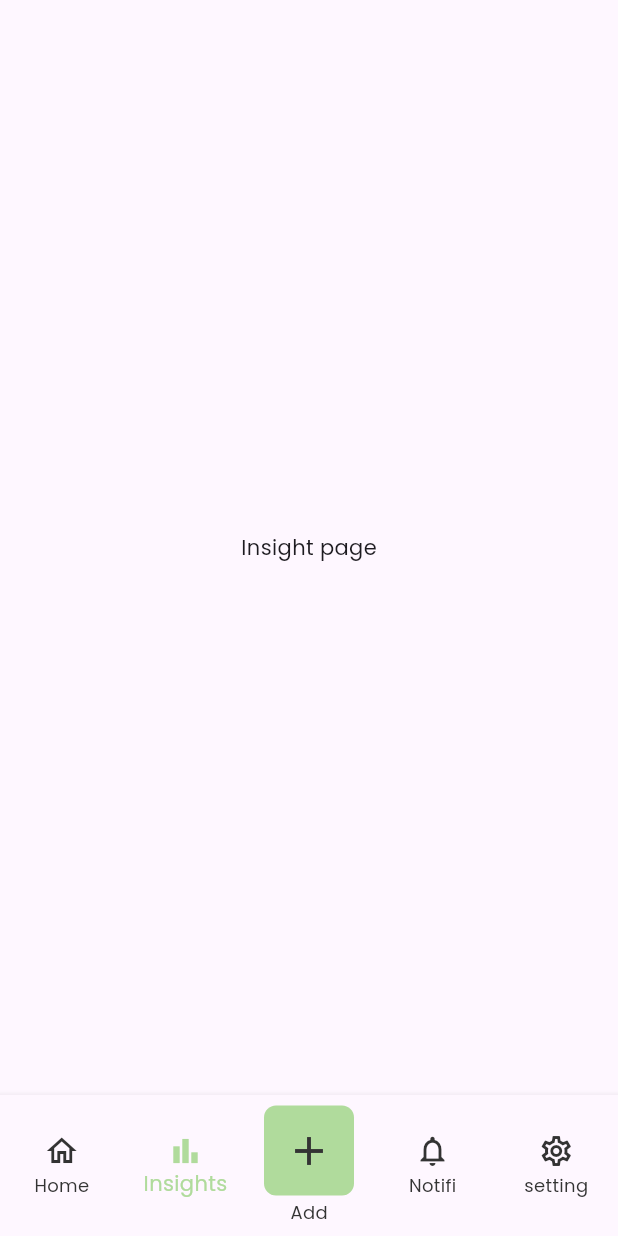
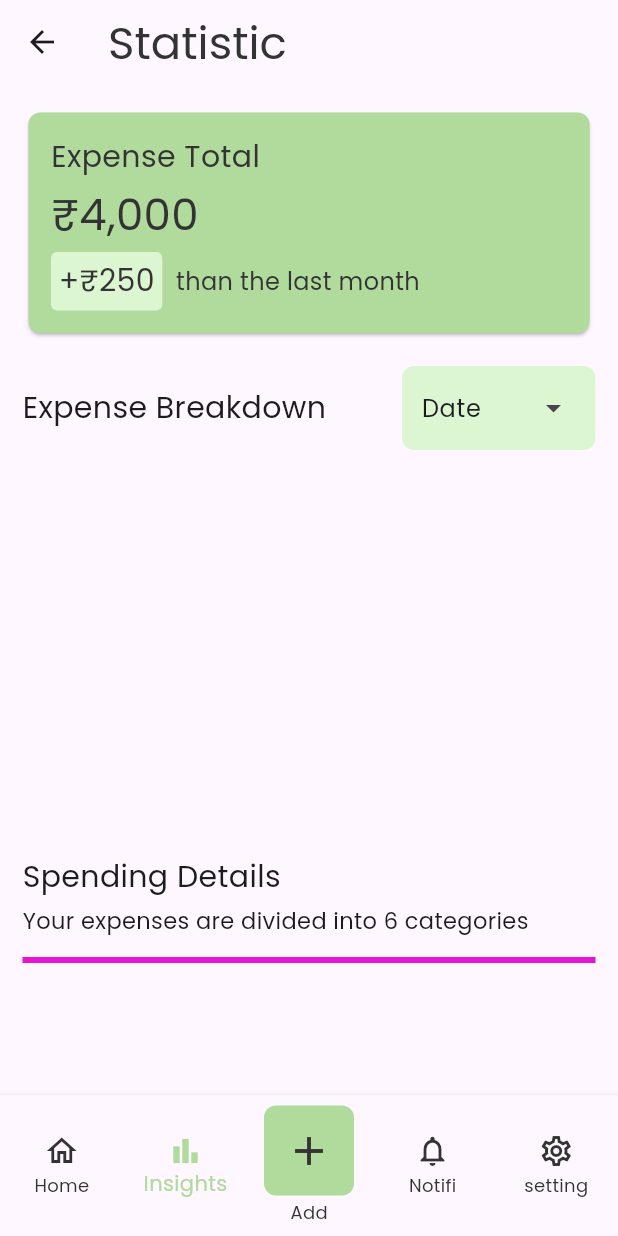
Before and after one commit to bharat-io/expense-tracker-app, a Flutter app: the HomeScreen screen opened by its route, item 2 of the bottom bar chosen, on a phone screen of 412 x 824 dp. Run offline on Flutter 3.47's test engine with Material 3 defaults, Android fonts, the phone set to English and light mode, and no system bars; drawn by our look-alikes of fl_chart; our stand-ins replace flutter_bloc, shared_preferences, sqflite; accounts and stored records are empty.

Commit message:
graph implemented

```diff
--- a/lib/ui/screens/expense_screen.dart
+++ b/lib/ui/screens/expense_screen.dart
@@ -16,6 +16,8 @@ class ExpenseScreen extends StatefulWidget {
 
 class _ExpenseScreenState extends State<ExpenseScreen> {
   String? userName;
+  final List<String> dropDownItems = ["Date", "Month", "Year", "Category"];
+  String selectedValue = "Date"; // Must match one of the items
   @override
   void initState() {
     super.initState();
@@ -68,6 +70,10 @@ class _ExpenseScreenState extends State<ExpenseScreen> {
                           ),
                           Spacer(),
                           AppDropdown(
+                            initialSelection: selectedValue,
+                            dropdownMenuEntries: dropDownItems.map((e) {
+                              return DropdownMenuEntry(value: e, label: e);
+                            }).toList(),
                             onSelected: (value) {
                               int filterType;
 
@@ -80,6 +86,7 @@ class _ExpenseScreenState extends State<ExpenseScreen> {
                               } else {
                                 filterType = 4;
                               }
+
                               context.read<ExpenseBloc>().add(
                                   FetchExpenseEvent(filterType: filterType));
                             },
--- a/lib/ui/screens/home_screen.dart
+++ b/lib/ui/screens/home_screen.dart
@@ -1,6 +1,7 @@
 import 'package:flutter/material.dart';
 import 'package:trackmint/ui/screens/add_expense_screen.dart';
 import 'package:trackmint/ui/screens/expense_screen.dart';
+import 'package:trackmint/ui/screens/insight_screen.dart';
 import 'package:trackmint/ui/screens/setting_screen.dart';
 
 class HomeScreen extends StatefulWidget {
@@ -14,9 +15,7 @@ class _HomeScreenState extends State<HomeScreen> {
   int selectedIndex = 0;
   List<Widget> pages = [
     ExpenseScreen(),
-    Center(
-      child: Text("Insight page"),
-    ),
+    InsightScreen(),
     AddExpenseScreen(),
     Center(
       child: Text("Notification page"),
--- a/lib/ui/screens/insight_screen.dart
+++ b/lib/ui/screens/insight_screen.dart
@@ -1,141 +1,247 @@
-// import 'package:flutter/material.dart';
-// import 'package:flutter/widgets.dart';
-// import 'package:trackmint/ui/widgets/app_dropdown.dart';
+import 'package:fl_chart/fl_chart.dart';
+import 'package:flutter/material.dart';
+import 'package:flutter/widgets.dart';
+import 'package:flutter_bloc/flutter_bloc.dart';
+import 'package:trackmint/bloc/expense_bloc/expense_bloc.dart';
+import 'package:trackmint/bloc/expense_bloc/expense_event.dart';
+import 'package:trackmint/bloc/expense_bloc/expense_state.dart';
+import 'package:trackmint/data/model/filtered_expense_model.dart';
+import 'package:trackmint/ui/widgets/app_dropdown.dart';
+import 'package:trackmint/ui/widgets/app_snackbar.dart';
 
-// class InsightScreen extends StatefulWidget {
-//   const InsightScreen({super.key});
+class InsightScreen extends StatefulWidget {
+  const InsightScreen({super.key});
 
-//   @override
-//   State<InsightScreen> createState() => _InsightScreenState();
-// }
+  @override
+  State<InsightScreen> createState() => _InsightScreenState();
+}
 
-// class _InsightScreenState extends State<InsightScreen> {
-//   @override
-//   Widget build(BuildContext context) {
-//     return Scaffold(
-//       appBar: AppBar(
-//         title: Row(
-//           children: [
-//             Text(
-//               "Statistic",
-//               style: TextStyle(
-//                   fontSize: 30,
-//                   fontWeight: FontWeight.w400,
-//                   color: Color(0xFF333333)),
-//             ),
-//             Spacer(),
-//             AppDropdown(),
-//           ],
-//         ),
-//       ),
-//       body: Padding(
-//         padding: const EdgeInsets.all(15.0),
-//         child: Column(
-//           crossAxisAlignment: CrossAxisAlignment.start,
-//           children: [
-//             _buildTotalExpenseCard(totalExpenseAmount: "4,000"),
-//             SizedBox(
-//               height: 18,
-//             ),
-//             Row(
-//               children: [
-//                 Text(
-//                   "Expense Breakdown",
-//                   style: TextStyle(fontSize: 20),
-//                 ),
-//                 Spacer(),
-//                 AppDropdown()
-//               ],
-//             ),
-//             SizedBox(
-//               height: 250,
-//             ),
-//             Text(
-//               "Spending Details",
-//               style: TextStyle(fontSize: 20),
-//             ),
-//             SizedBox(
-//               height: 4,
-//             ),
-//             Text(
-//               "Your expenses are divided into 6 categories",
-//               style: TextStyle(fontSize: 15),
-//             ),
-//             SizedBox(
-//               height: 8,
-//             ),
-//             Divider(
-//               color: const Color.fromARGB(255, 230, 18, 212),
-//               thickness: 4,
-//             )
-//             GridView.builder(gridDelegate: gridDelegate, itemBuilder: itemBuilder)
-//           ],
-//         ),
-//       ),
-//     );
-//   }
-// }
+class _InsightScreenState extends State<InsightScreen> {
+  final List<String> dropDownItems = ["Date", "Month", "Year", "Category"];
+  String selectedValue = "Date";
+  int filterType = 1;
 
-// Widget _buildTotalExpenseCard({required String totalExpenseAmount}) {
-//   return Stack(
-//     children: [
-//       Card(
-//         shape: RoundedRectangleBorder(borderRadius: BorderRadius.circular(8)),
-//         color: Color(0xFFB0DB9C),
-//         child: Padding(
-//           padding: const EdgeInsets.all(15.0),
-//           child: Row(
-//             children: [
-//               Column(
-//                 crossAxisAlignment: CrossAxisAlignment.start,
-//                 children: [
-//                   Text(
-//                     "Expense Total",
-//                     style: TextStyle(
-//                         fontSize: 20,
-//                         fontWeight: FontWeight.w200,
-//                         color: Color(0xFF333333)),
-//                     // color: Color(0xFF333333)
-//                     // Color(0xFF2F5D50)
-//                   ),
-//                   SizedBox(
-//                     height: 3,
-//                   ),
-//                   Text('₹$totalExpenseAmount',
-//                       style: TextStyle(
-//                           fontWeight: FontWeight.w100,
-//                           fontSize: 29,
-//                           color: Color(0xFF333333))),
-//                   SizedBox(
-//                     height: 5,
-//                   ),
-//                   Row(
-//                     children: [
-//                       Container(
-//                           padding: EdgeInsets.all(5),
-//                           decoration: BoxDecoration(
-//                               color: Color(0xFFDDF6D2),
-//                               borderRadius: BorderRadius.circular(4)),
-//                           child: Text(
-//                             "+₹250",
-//                             style: TextStyle(
-//                                 fontSize: 20, color: Color(0xFF333333)),
-//                           )),
-//                       Text("  than the last month",
-//                           style: TextStyle(
-//                               fontSize: 16, color: Color(0xFF333333))),
-//                     ],
-//                   )
-//                 ],
-//               )
-//             ],
-//           ),
-//         ),
-//       ),
-//       // Positioned(
-//       //     top: 20,
-//       //     right: -14,
-//       //     child: Image.asset("assets/images/graph.png", height: 122))
-//     ],
-//   );
-// }
+  @override
+  Widget build(BuildContext context) {
+    return Scaffold(
+      appBar: AppBar(
+        title: Row(
+          children: [
+            Text(
+              "Statistic",
+              style: TextStyle(
+                  fontSize: 30,
+                  fontWeight: FontWeight.w400,
+                  color: Color(0xFF333333)),
+            ),
+            Spacer(),
+          ],
+        ),
+      ),
+      body: Padding(
+        padding: const EdgeInsets.all(15.0),
+        child: Column(
+          crossAxisAlignment: CrossAxisAlignment.start,
+          children: [
+            _buildTotalExpenseCard(totalExpenseAmount: "4,000"),
+            SizedBox(
+              height: 18,
+            ),
+            Row(
+              children: [
+                Text(
+                  "Expense Breakdown",
+                  style: TextStyle(fontSize: 20),
+                ),
+                Spacer(),
+                AppDropdown(
+                  initialSelection: selectedValue,
+                  dropdownMenuEntries: dropDownItems.map((e) {
+                    return DropdownMenuEntry(value: e, label: e);
+                  }).toList(),
+                  onSelected: (value) {
+                    selectedValue = value!;
+                    if (value == "Date") {
+                      filterType = 1;
+                    } else if (value == "Month") {
+                      filterType = 2;
+                    } else if (value == "Year") {
+                      filterType = 3;
+                    } else {
+                      filterType = 4;
+                    }
+
+                    context
+                        .read<ExpenseBloc>()
+                        .add(FetchExpenseEvent(filterType: filterType));
+                  },
+                )
+              ],
+            ),
+            SizedBox(
+              height: 10,
+            ),
+            BlocBuilder<ExpenseBloc, ExpenseState>(builder: (context, state) {
+              if (state is LoadingExpenseState) {
+                return Center(
+                  child: CircularProgressIndicator(),
+                );
+              }
+              if (state is LoadFaildState) {
+                AppSnackbar.showSnackBar(context,
+                    contentText: state.errorMessage);
+              }
+              if (state is LoadedExpenseState) {
+                List<FilteredExpenseModel> allExpenses = state.expenseModel;
+                if (selectedValue == "Date") {
+                  List<PieChartSectionData> allPieExpenseData = [];
+                  for (int i = 0; i < allExpenses.length; i++) {
+                    allPieExpenseData.add(PieChartSectionData(
+                        color: Colors.primaries[i % Colors.primaries.length],
+                        value: allExpenses[i].totalAmount < 0
+                            ? allExpenses[i].totalAmount * -1.0
+                            : allExpenses[i].totalAmount.toDouble()));
+                  }
+                  return SizedBox(
+                    height: 250,
+                    child: PieChart(
+                      PieChartData(sections: allPieExpenseData),
+                    ),
+                  );
+                } else {
+                  List<BarChartGroupData> expenseBarData = [];
+                  print(allExpenses);
+                  for (int i = 0; i < allExpenses.length; i++) {
+                    expenseBarData.add(
+                      BarChartGroupData(x: i, barRods: [
+                        _barRoadUi(
+                            toY: allExpenses[i].totalAmount < 0
+                                ? allExpenses[i].totalAmount * -1.0
+                                : allExpenses[i].totalAmount.toDouble())
+                      ]),
+                    );
+                  }
+
+                  return SizedBox(
+                    height: 250,
+                    width: double.infinity,
+                    child: BarChart(
+                      BarChartData(
+                          titlesData: FlTitlesData(
+                            bottomTitles: AxisTitles(
+                              sideTitles: SideTitles(
+                                showTitles: true,
+                                getTitlesWidget: (value, meta) {
+                                  return Text(allExpenses[value.toInt()].title);
+                                },
+                              ),
+                            ),
+                          ),
+                          barGroups: expenseBarData),
+                    ),
+                  );
+                }
+              }
+              return Container();
+            }),
+            SizedBox(
+              height: 10,
+            ),
+            Text(
+              "Spending Details",
+              style: TextStyle(fontSize: 20),
+            ),
+            SizedBox(
+              height: 4,
+            ),
+            Text(
+              "Your expenses are divided into 6 categories",
+              style: TextStyle(fontSize: 15),
+            ),
+            SizedBox(
+              height: 8,
+            ),
+            Divider(
+              color: const Color.fromARGB(255, 230, 18, 212),
+              thickness: 4,
+            )
+            // GridView.builder(gridDelegate: gridDelegate, itemBuilder: itemBuilder)
+          ],
+        ),
+      ),
+    );
+  }
+}
+
+BarChartRodData _barRoadUi({required double toY}) {
+  return BarChartRodData(
+    toY: toY,
+    width: 30,
+    borderRadius: BorderRadius.only(
+        topLeft: Radius.circular(6), topRight: Radius.circular(6)),
+  );
+}
+
+Widget _buildTotalExpenseCard({required String totalExpenseAmount}) {
+  return Stack(
+    children: [
+      Card(
+        shape: RoundedRectangleBorder(borderRadius: BorderRadius.circular(8)),
+        color: Color(0xFFB0DB9C),
+        child: Padding(
+          padding: const EdgeInsets.all(15.0),
+          child: Row(
+            children: [
+              Column(
+                crossAxisAlignment: CrossAxisAlignment.start,
+                children: [
+                  Text(
+                    "Expense Total",
+                    style: TextStyle(
+                        fontSize: 20,
+                        fontWeight: FontWeight.w200,
+                        color: Color(0xFF333333)),
+                    // color: Color(0xFF333333)
+                    // Color(0xFF2F5D50)
+                  ),
+                  SizedBox(
+                    height: 3,
+                  ),
+                  Text('₹$totalExpenseAmount',
+                      style: TextStyle(
+                          fontWeight: FontWeight.w100,
+                          fontSize: 29,
+                          color: Color(0xFF333333))),
+                  SizedBox(
+                    height: 5,
+                  ),
+                  Row(
+                    children: [
+                      Container(
+                          padding: EdgeInsets.all(5),
+                          decoration: BoxDecoration(
+                              color: Color(0xFFDDF6D2),
+                              borderRadius: BorderRadius.circular(4)),
+                          child: Text(
+                            "+₹250",
+                            style: TextStyle(
+                                fontSize: 20, color: Color(0xFF333333)),
+                          )),
+                      Text("  than the last month",
+                          style: TextStyle(
+                              fontSize: 16, color: Color(0xFF333333))),
+                    ],
+                  )
+                ],
+              )
+            ],
+          ),
+        ),
+      ),
+      // Positioned(
+      //     top: 20,
+      //     right: -14,
+      //     child: Image.asset("assets/images/graph.png", height: 122))
+    ],
+  );
+}
--- a/lib/ui/widgets/app_dropdown.dart
+++ b/lib/ui/widgets/app_dropdown.dart
@@ -1,23 +1,26 @@
 import 'package:flutter/material.dart';
 
 class AppDropdown extends StatefulWidget {
-  const AppDropdown({super.key, required this.onSelected});
+  const AppDropdown(
+      {super.key,
+      required this.onSelected,
+      required this.dropdownMenuEntries,
+      required this.initialSelection});
 
   final ValueChanged<String?> onSelected;
+  final String initialSelection;
+  final List<DropdownMenuEntry<String>> dropdownMenuEntries;
 
   @override
   State<AppDropdown> createState() => _AppDropdownState();
 }
 
 class _AppDropdownState extends State<AppDropdown> {
-  final List<String> dropDownItems = ["Date", "Month", "Year", "Category"];
-  String selectedValue = "Date"; // Must match one of the items
-
   @override
   Widget build(BuildContext context) {
     return DropdownMenu<String>(
         width: 129,
-      initialSelection: selectedValue,
+        initialSelection: widget.initialSelection,
         onSelected: widget.onSelected,
         inputDecorationTheme: InputDecorationTheme(
           contentPadding: EdgeInsets.only(left: 9),
@@ -28,9 +31,6 @@ class _AppDropdownState extends State<AppDropdown> {
             borderRadius: BorderRadius.circular(8),
           ),
         ),
-      dropdownMenuEntries: dropDownItems.map((e) {
-        return DropdownMenuEntry(value: e, label: e);
-      }).toList(),
-    );
+        dropdownMenuEntries: widget.dropdownMenuEntries);
   }
 }
--- a/pubspec.yaml
+++ b/pubspec.yaml
@@ -40,6 +40,7 @@ dependencies:
   flutter_bloc: ^9.1.1
   shared_preferences: ^2.5.3
   intl: ^0.20.2
+  fl_chart: ^0.71.0
 
 dev_dependencies:
   flutter_test:
```
Lines whose indentation alone changed are shown as unchanged.
